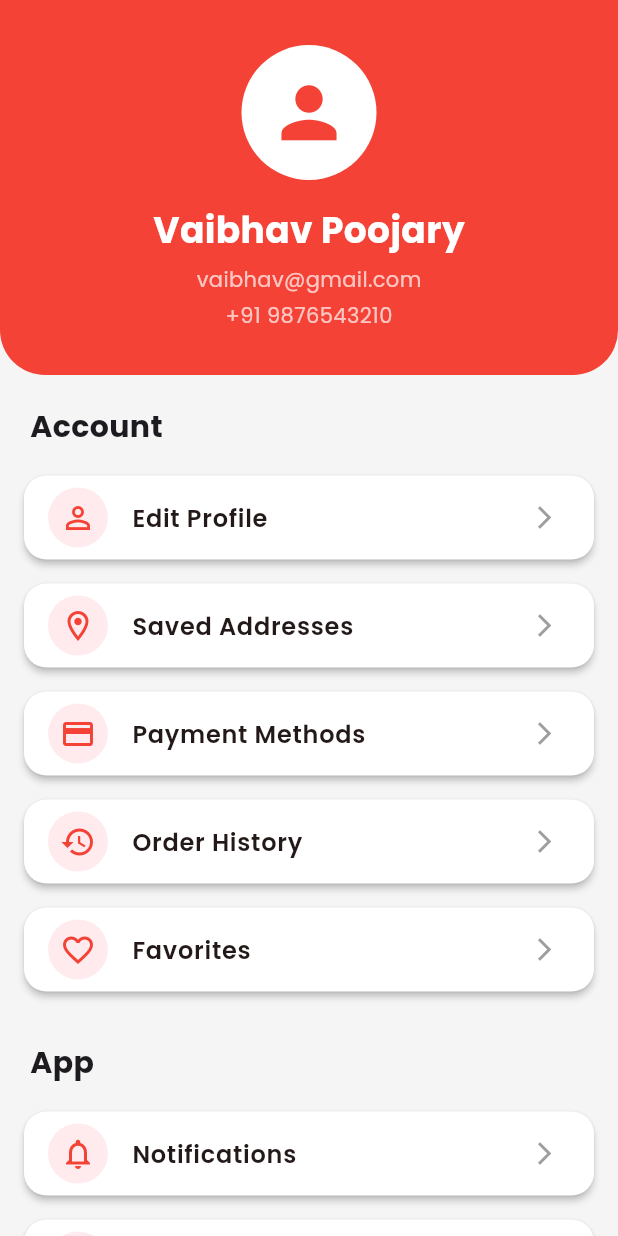
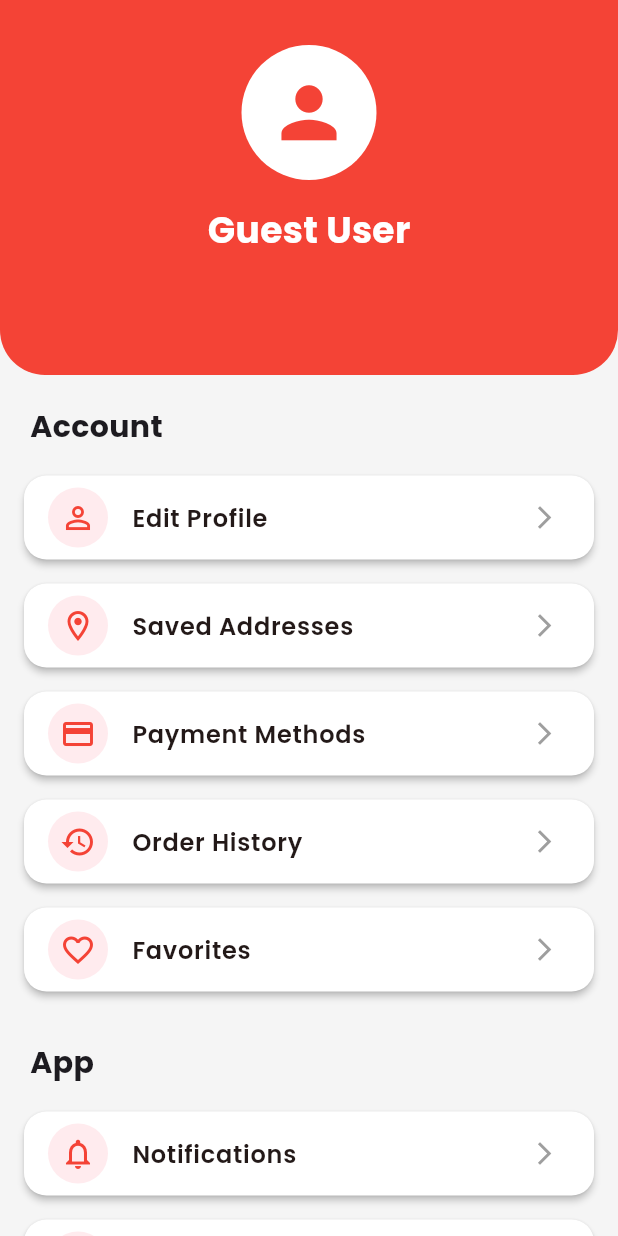
Before and after one commit to Vaibhavvpoojary/HungryZombies, a Flutter app: the ProfileScreen screen opened directly, on a phone screen of 412 x 824 dp. Run offline on Flutter 3.47's test engine with Material 3 defaults, Android fonts, the phone set to English and light mode, and no system bars; our stand-ins replace carousel_slider, go_router, google_fonts.

Commit message:
Remove the hardcoded name,email,phone number with the real names from the postgress. Also added the logout button

```diff
--- a/lib/features/auth/presentation/screens/login_screen.dart
+++ b/lib/features/auth/presentation/screens/login_screen.dart
@@ -1,9 +1,12 @@
 import 'package:flutter/material.dart';
+import 'package:provider/provider.dart';
 import 'signup_screen.dart';
 import '../../../../core/widgets/custom_text_field.dart';
 import '../../../../core/widgets/primary_button.dart';
 import 'package:go_router/go_router.dart';
 import '../../../../services/auth_service.dart';
+import '../../../../features/auth/providers/user_provider.dart';
+import '../../../../features/auth/models/user_model.dart';
 
 class LoginScreen extends StatefulWidget {
   const LoginScreen({super.key});
@@ -42,6 +45,17 @@ Future<void> login() async {
   if (!mounted) return;
 
   if (result['success'] == true) {
+    // Store user data in UserProvider
+    final userData = result['user'] as Map<String, dynamic>;
+    final user = UserModel(
+      id: (userData['_id'] ?? userData['id'] ?? '').toString(),
+      fullName: userData['name'] ?? '',
+      email: userData['email'] ?? '',
+      phone: userData['phone'] ?? '',
+    );
+
+    Provider.of<UserProvider>(context, listen: false).setUser(user);
+
     print("Login successful");
 
     context.go('/home');
--- a/lib/features/auth/presentation/screens/signup_screen.dart
+++ b/lib/features/auth/presentation/screens/signup_screen.dart
@@ -1,9 +1,12 @@
 import 'package:flutter/material.dart';
+import 'package:provider/provider.dart';
 import 'login_screen.dart';
 import '../../../../core/widgets/custom_text_field.dart';
 import '../../../../core/widgets/primary_button.dart';
 import 'package:go_router/go_router.dart';
 import '../../../../services/auth_service.dart';
+import '../../../../features/auth/providers/user_provider.dart';
+import '../../../../features/auth/models/user_model.dart';
 
 class SignupScreen extends StatefulWidget {
   const SignupScreen({super.key});
@@ -50,6 +53,17 @@ class _SignupScreenState extends State<SignupScreen> {
   if (!mounted) return;
 
   if (result['success'] == true) {
+    // Store user data in UserProvider
+    final userData = result['user'] as Map<String, dynamic>;
+    final user = UserModel(
+      id: (userData['_id'] ?? userData['id'] ?? '').toString(),
+      fullName: userData['name'] ?? '',
+      email: userData['email'] ?? '',
+      phone: userData['phone'] ?? '',
+    );
+
+    Provider.of<UserProvider>(context, listen: false).setUser(user);
+
     ScaffoldMessenger.of(context).showSnackBar(
       const SnackBar(
         content: Text("Account created successfully"),
--- /dev/null
+++ b/lib/features/auth/providers/user_provider.dart
@@ -0,0 +1,24 @@
+import 'package:flutter/material.dart';
+
+import '../models/user_model.dart';
+
+
+class UserProvider extends ChangeNotifier {
+
+  UserModel? _user;
+
+  UserModel? get user => _user;
+
+  bool get isLoggedIn => _user != null;
+
+  void setUser(UserModel user) {
+    _user = user;
+    notifyListeners();
+  }
+
+  void clearUser() {
+    _user = null;
+    notifyListeners();
+  }
+
+}
--- a/lib/features/profile/presentation/screens/profile_screen.dart
+++ b/lib/features/profile/presentation/screens/profile_screen.dart
@@ -1,5 +1,8 @@
 import 'package:flutter/material.dart';
+import 'package:go_router/go_router.dart';
+import 'package:provider/provider.dart';
 
+import '../../../auth/providers/user_provider.dart';
 import '../widgets/profile_header.dart';
 import '../widgets/profile_option_tile.dart';
 
@@ -117,7 +120,8 @@ class ProfileScreen extends StatelessWidget {
                 padding: const EdgeInsets.symmetric(horizontal: 20),
                 child: ElevatedButton.icon(
                   onPressed: () {
-                    // Logout later
+                    context.read<UserProvider>().clearUser();
+                    context.go('/login');
                   },
                   icon: const Icon(Icons.logout),
                   label: const Text("Logout"),
--- a/lib/features/profile/presentation/widgets/profile_header.dart
+++ b/lib/features/profile/presentation/widgets/profile_header.dart
@@ -1,10 +1,16 @@
 import 'package:flutter/material.dart';
+import 'package:provider/provider.dart';
+
+import '../../../../features/auth/providers/user_provider.dart';
 
 class ProfileHeader extends StatelessWidget {
   const ProfileHeader({super.key});
 
   @override
   Widget build(BuildContext context) {
+    final userProvider = Provider.of<UserProvider>(context);
+    final user = userProvider.user;
+
     return Container(
       width: double.infinity,
       padding: const EdgeInsets.symmetric(
@@ -31,9 +37,9 @@ class ProfileHeader extends StatelessWidget {
 
           const SizedBox(height: 16),
 
-          const Text(
-            "Vaibhav Poojary",
-            style: TextStyle(
+          Text(
+            user?.fullName ?? "Guest User",
+            style: const TextStyle(
               color: Colors.white,
               fontSize: 24,
               fontWeight: FontWeight.bold,
@@ -42,18 +48,18 @@ class ProfileHeader extends StatelessWidget {
 
           const SizedBox(height: 6),
 
-          const Text(
-            "vaibhav@gmail.com",
-            style: TextStyle(
+          Text(
+            user?.email ?? "",
+            style: const TextStyle(
               color: Colors.white70,
             ),
           ),
 
           const SizedBox(height: 4),
 
-          const Text(
-            "+91 9876543210",
-            style: TextStyle(
+          Text(
+            user?.phone ?? "",
+            style: const TextStyle(
               color: Colors.white70,
             ),
           ),
--- a/lib/main.dart
+++ b/lib/main.dart
@@ -4,6 +4,7 @@ import 'package:provider/provider.dart';
 import 'app/app.dart';
 import 'features/cart/providers/cart_provider.dart';
 import 'features/orders/providers/order_provider.dart';
+import 'features/auth/providers/user_provider.dart';
 
 
 void main() {
@@ -17,6 +18,10 @@ void main() {
         ChangeNotifierProvider(
           create: (_) => OrderProvider(),
         ),
+
+        ChangeNotifierProvider(
+          create: (_) => UserProvider(),
+        ),
       ],
       child: const HungryZombiesApp(),
     ),
```
Also changed, not shown: lib/features/category/presentation/screens/category_details_screen.dart (+7 -1 lines).
